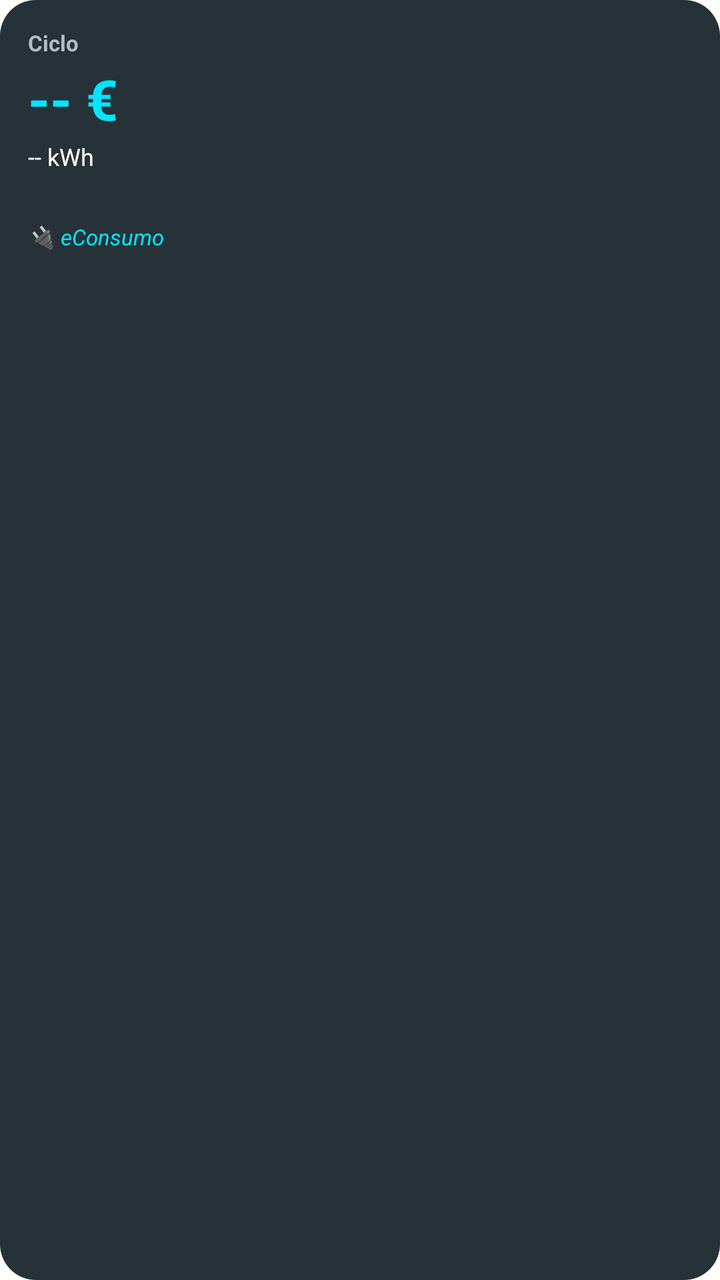
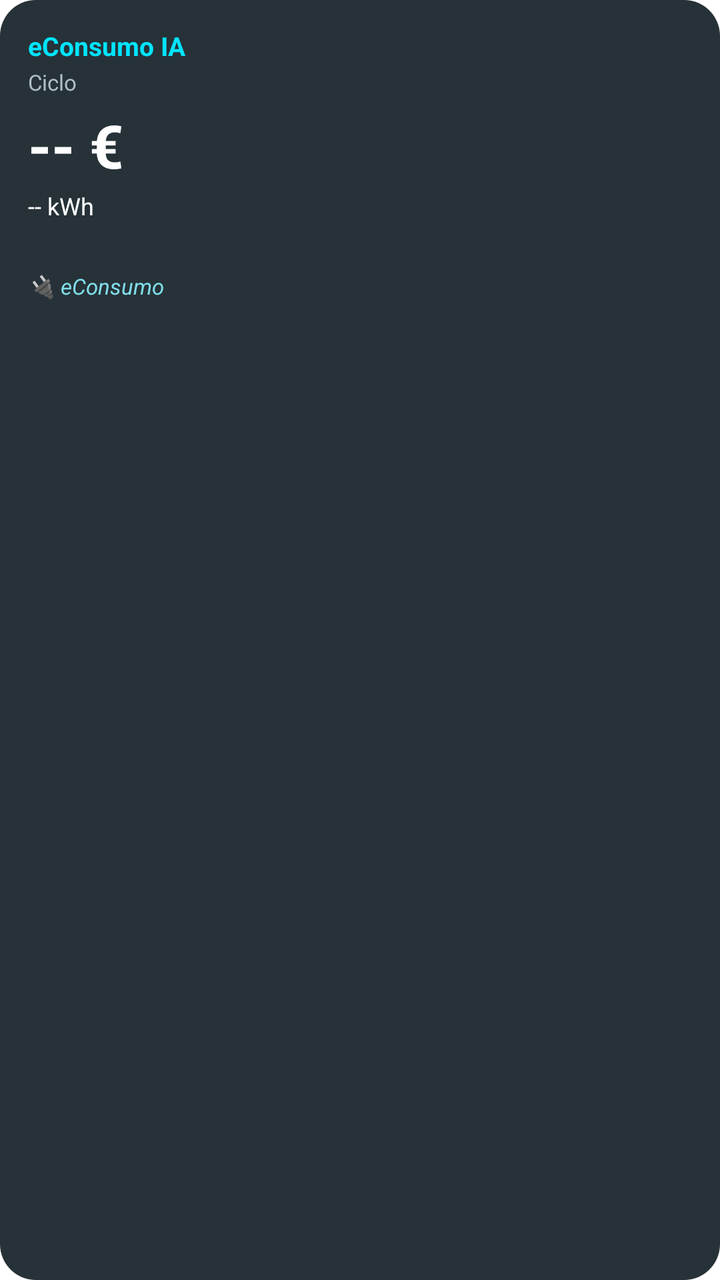

Two renders of the same Android screen: before a commit and after it. Below are the layout's source before the change and the commit's diff.
<!-- AndroidManifest.xml: fallback theme Theme.MaterialComponents.DayNight.NoActionBar -->
<!-- res/layout/widget_econsumo.xml -->
<?xml version="1.0" encoding="utf-8"?>
<LinearLayout xmlns:android="http://schemas.android.com/apk/res/android"
    android:layout_width="match_parent"
    android:layout_height="match_parent"
    android:orientation="vertical"
    android:background="@drawable/widget_background"
    android:padding="14dp">

    <TextView
        android:id="@+id/widget_fechas"
        android:layout_width="match_parent"
        android:layout_height="wrap_content"
        android:text="Ciclo"
        android:textColor="#B0BEC5"
        android:textSize="11sp"
        android:textStyle="bold" />

    <TextView
        android:id="@+id/widget_euros"
        android:layout_width="match_parent"
        android:layout_height="wrap_content"
        android:layout_marginTop="2dp"
        android:text="-- €"
        android:textColor="#00E5FF"
        android:textSize="28sp"
        android:textStyle="bold" />

    <TextView
        android:id="@+id/widget_kwh"
        android:layout_width="match_parent"
        android:layout_height="wrap_content"
        android:layout_marginTop="2dp"
        android:text="-- kWh"
        android:textColor="#FFFFFF"
        android:textSize="12sp" />

    <TextView
        android:id="@+id/widget_prediccion"
        android:layout_width="match_parent"
        android:layout_height="wrap_content"
        android:layout_marginTop="4dp"
        android:text=""
        android:textColor="#CFD8DC"
        android:textSize="11sp" />

    <TextView
        android:id="@+id/widget_consejo"
        android:layout_width="match_parent"
        android:layout_height="wrap_content"
        android:layout_marginTop="6dp"
        android:text="🔌 eConsumo"
        android:textColor="#00E5FF"
        android:textSize="11sp"
        android:textStyle="italic"
        android:maxLines="2"
        android:ellipsize="end" />

</LinearLayout>
<!-- resources referenced by this layout -->
<resources>
  <!-- drawable widget_background (drawable) -->
  <?xml version="1.0" encoding="utf-8"?>
  <shape xmlns:android="http://schemas.android.com/apk/res/android"
      android:shape="rectangle">
      <solid android:color="#263238" />
      <corners android:radius="18dp" />
  </shape>
</resources>

<!-- the commit's change to res/layout/widget_econsumo.xml (unified diff, before → after) -->
@@ -7,22 +7,31 @@
     android:padding="14dp">
 
     <TextView
+        android:id="@+id/widget_titulo"
+        android:layout_width="match_parent"
+        android:layout_height="wrap_content"
+        android:text="eConsumo IA"
+        android:textColor="#00E5FF"
+        android:textSize="13sp"
+        android:textStyle="bold" />
+
+    <TextView
         android:id="@+id/widget_fechas"
         android:layout_width="match_parent"
         android:layout_height="wrap_content"
+        android:layout_marginTop="2dp"
         android:text="Ciclo"
         android:textColor="#B0BEC5"
-        android:textSize="11sp"
-        android:textStyle="bold" />
+        android:textSize="11sp" />
 
     <TextView
         android:id="@+id/widget_euros"
         android:layout_width="match_parent"
         android:layout_height="wrap_content"
-        android:layout_marginTop="2dp"
+        android:layout_marginTop="4dp"
         android:text="-- €"
-        android:textColor="#00E5FF"
-        android:textSize="28sp"
+        android:textColor="#FFFFFF"
+        android:textSize="30sp"
         android:textStyle="bold" />
 
     <TextView
@@ -49,10 +58,10 @@
         android:layout_height="wrap_content"
         android:layout_marginTop="6dp"
         android:text="🔌 eConsumo"
-        android:textColor="#00E5FF"
+        android:textColor="#80DEEA"
         android:textSize="11sp"
         android:textStyle="italic"
-        android:maxLines="2"
+        android:maxLines="3"
         android:ellipsize="end" />
 
 </LinearLayout>
